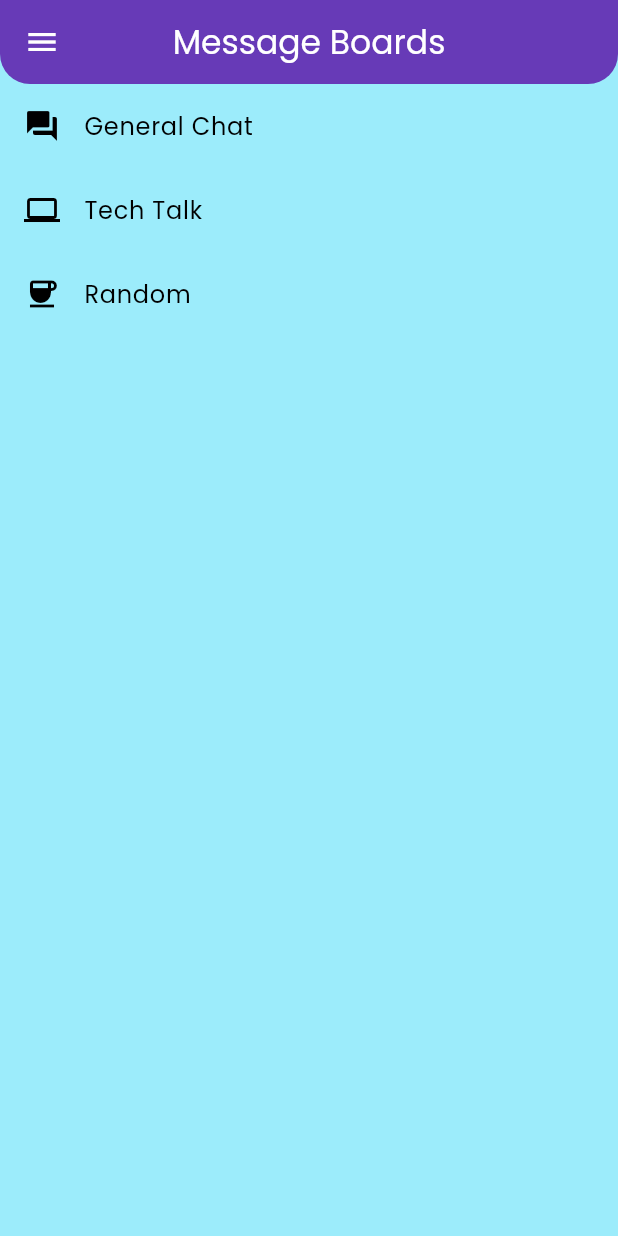
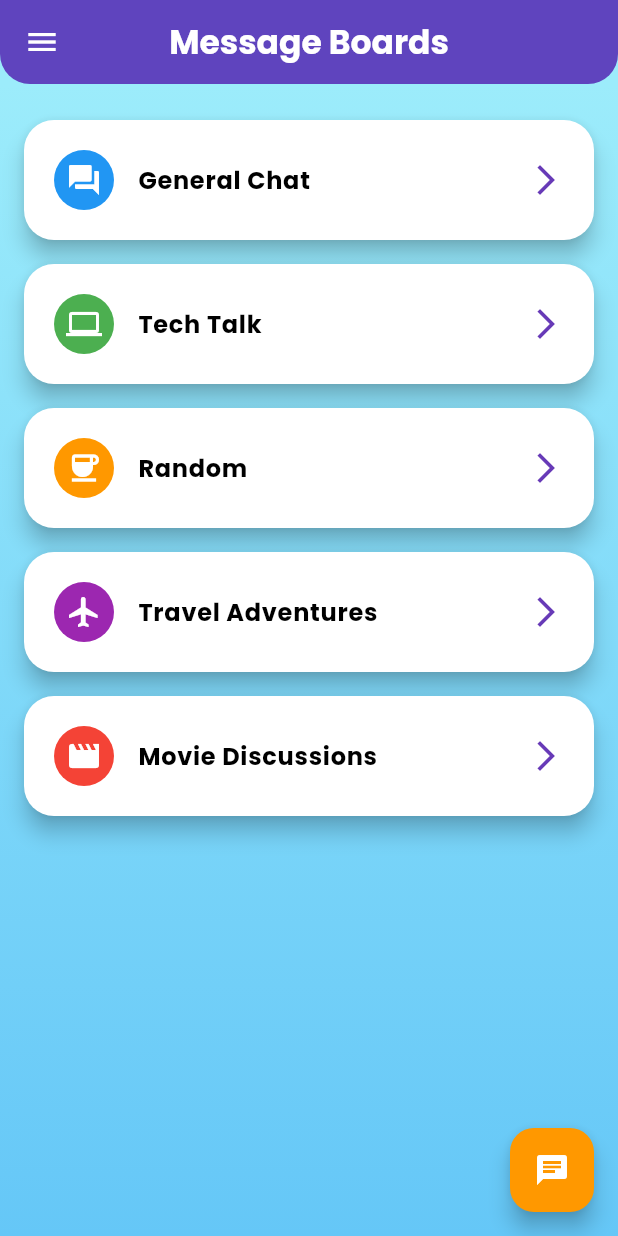
Before and after one commit to fizzahfaizi21/message_board_app, a Flutter app: the HomeScreen screen opened by its route, on a phone screen of 412 x 824 dp. Run offline on Flutter 3.47's test engine with Material 3 defaults, Android fonts, the phone set to English and light mode, and no system bars; our stand-ins replace cloud_firestore, firebase_auth, firebase_core, google_fonts; accounts and stored records are empty.

Commit message:
added more chats to the home scree; looked really empty

```diff
--- a/lib/screens/home_screen.dart
+++ b/lib/screens/home_screen.dart
@@ -7,9 +7,11 @@ class HomeScreen extends StatelessWidget {
   final FirebaseFirestore _firestore = FirebaseFirestore.instance;
 
   final List<Map<String, dynamic>> boards = [
-    {'name': 'General Chat', 'icon': Icons.forum},
-    {'name': 'Tech Talk', 'icon': Icons.computer},
-    {'name': 'Random', 'icon': Icons.coffee},
+    {'name': 'General Chat', 'icon': Icons.forum, 'color': Colors.blue},
+    {'name': 'Tech Talk', 'icon': Icons.computer, 'color': Colors.green},
+    {'name': 'Random', 'icon': Icons.coffee, 'color': Colors.orange},
+    {'name': 'Travel Adventures', 'icon': Icons.flight, 'color': Colors.purple},
+    {'name': 'Movie Discussions', 'icon': Icons.movie, 'color': Colors.red},
   ];
 
   Future<void> ensureBoardsExist() async {
@@ -29,39 +31,126 @@ class HomeScreen extends StatelessWidget {
     ensureBoardsExist(); // Create boards on first load (safe for dev)
 
     return Scaffold(
-      appBar: AppBar(title: Text('Message Boards')),
+      appBar: AppBar(
+        title: Text(
+          'Message Boards',
+          style: TextStyle(fontWeight: FontWeight.bold),
+        ),
+        elevation: 6,
+      ),
       drawer: Drawer(
+        child: Container(
+          decoration: BoxDecoration(
+            gradient: LinearGradient(
+              begin: Alignment.topCenter,
+              end: Alignment.bottomCenter,
+              colors: [Color(0xFF673AB7), Color(0xFF9C27B0)],
+            ),
+          ),
           child: ListView(
             children: [
-            DrawerHeader(child: Text('Menu')),
+              DrawerHeader(
+                decoration: BoxDecoration(color: Colors.transparent),
+                child: Column(
+                  crossAxisAlignment: CrossAxisAlignment.start,
+                  children: [
+                    CircleAvatar(
+                      radius: 40,
+                      backgroundColor: Colors.white,
+                      child: Icon(
+                        Icons.person,
+                        size: 50,
+                        color: Color(0xFF673AB7),
+                      ),
+                    ),
+                    SizedBox(height: 10),
+                    Text(
+                      'Message Board App',
+                      style: TextStyle(
+                        color: Colors.white,
+                        fontSize: 18,
+                        fontWeight: FontWeight.bold,
+                      ),
+                    ),
+                  ],
+                ),
+              ),
               ListTile(
-              title: Text('Message Boards'),
+                leading: Icon(Icons.home, color: Colors.white),
+                title: Text(
+                  'Message Boards',
+                  style: TextStyle(color: Colors.white),
+                ),
                 onTap: () => Navigator.pushReplacementNamed(context, '/home'),
               ),
               ListTile(
-              title: Text('Profile'),
+                leading: Icon(Icons.person, color: Colors.white),
+                title: Text('Profile', style: TextStyle(color: Colors.white)),
                 onTap: () => Navigator.pushNamed(context, '/profile'),
               ),
               ListTile(
-              title: Text('Settings'),
+                leading: Icon(Icons.settings, color: Colors.white),
+                title: Text('Settings', style: TextStyle(color: Colors.white)),
                 onTap: () => Navigator.pushNamed(context, '/settings'),
               ),
             ],
           ),
         ),
-      body: ListView.builder(
+      ),
+      body: Container(
+        decoration: BoxDecoration(
+          gradient: LinearGradient(
+            begin: Alignment.topCenter,
+            end: Alignment.bottomCenter,
+            colors: [Color(0xFF9CECFB), Color(0xFF65C7F7)],
+          ),
+        ),
+        child: ListView.builder(
+          padding: EdgeInsets.symmetric(vertical: 16),
           itemCount: boards.length,
           itemBuilder: (context, index) {
-          return ListTile(
-            leading: Icon(boards[index]['icon']),
-            title: Text(boards[index]['name']),
-            onTap: () => Navigator.pushNamed(
+            return Card(
+              elevation: 6,
+              margin: EdgeInsets.symmetric(horizontal: 16, vertical: 8),
+              shape: RoundedRectangleBorder(
+                borderRadius: BorderRadius.circular(20),
+              ),
+              child: ListTile(
+                contentPadding: EdgeInsets.symmetric(
+                  horizontal: 20,
+                  vertical: 12,
+                ),
+                leading: CircleAvatar(
+                  backgroundColor: boards[index]['color'],
+                  child: Icon(boards[index]['icon'], color: Colors.white),
+                ),
+                title: Text(
+                  boards[index]['name'],
+                  style: TextStyle(fontWeight: FontWeight.bold, fontSize: 16),
+                ),
+                trailing: Icon(
+                  Icons.arrow_forward_ios,
+                  color: Color(0xFF673AB7),
+                ),
+                onTap:
+                    () => Navigator.pushNamed(
                       context,
                       '/chat',
                       arguments: boards[index]['name'],
                     ),
+              ),
             );
           },
+        ),
+      ),
+      floatingActionButton: FloatingActionButton(
+        onPressed: () {
+          ScaffoldMessenger.of(context).showSnackBar(
+            SnackBar(content: Text('Join a chat room to start messaging!')),
+          );
+        },
+        backgroundColor: Color(0xFFFF9800),
+        child: Icon(Icons.chat, color: Colors.white),
       ),
     );
   }
```
Lines whose indentation alone changed are shown as unchanged.
